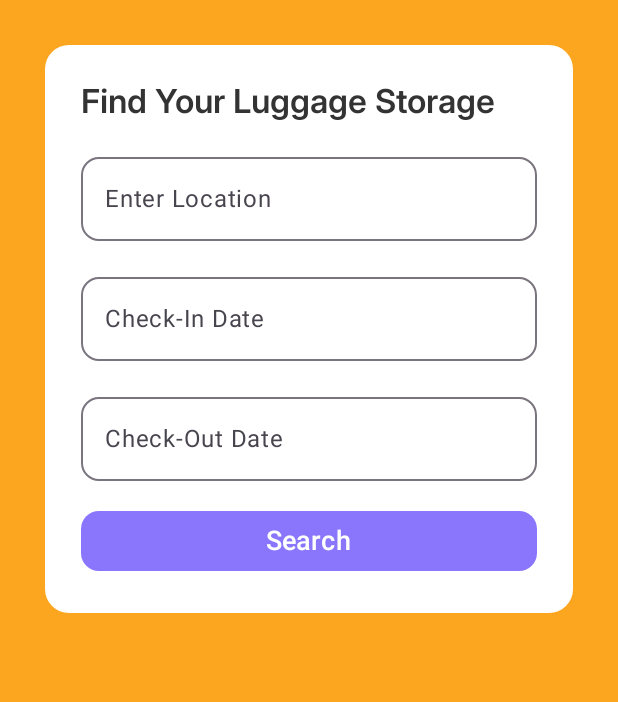
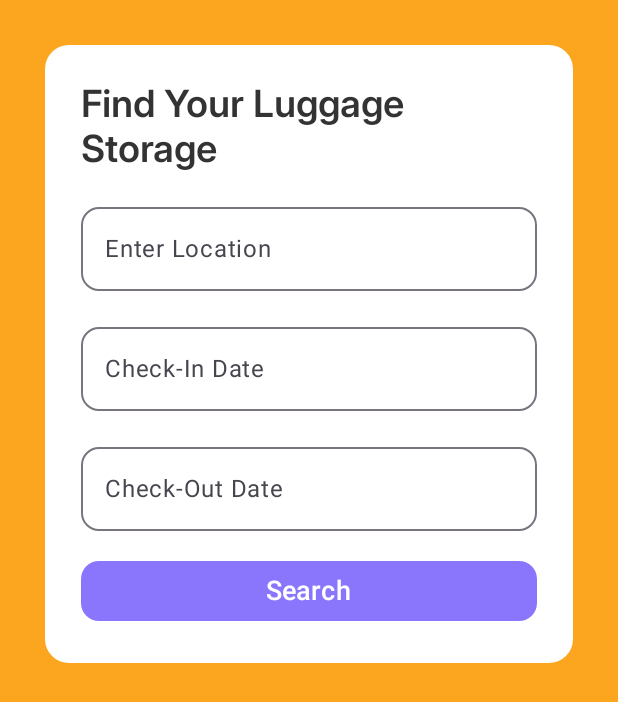
Before and after one commit to ayus-aryal/Join-The-Cause, an Android app built with Jetpack Compose: the @Preview function SearchScreenn, on a phone screen of 412 x 824 dp. Shown: the top 702 px of the screen. Run offline under Robolectric (Android 15) with nearby library versions, the phone set to English and light mode, and no system bars.

Commit message:
First Commit--After first two screens.

```diff
--- a/app/src/main/java/com/example/jointhecause/screens/SearchScreen.kt
+++ b/app/src/main/java/com/example/jointhecause/screens/SearchScreen.kt
@@ -58,7 +58,7 @@ fun SearchScreen() {
                 modifier = Modifier.padding(24.dp),
                 verticalArrangement = Arrangement.spacedBy(16.dp)
             ) {
-                Text("Find Your Luggage Storage ", fontSize = 22.sp, fontWeight = FontWeight.Bold, color = Color(0xFF333333), fontFamily = customFontFamily)
+                Text("Find Your Luggage Storage ", fontSize = 25.sp, fontWeight = FontWeight.Bold, color = Color(0xFF333333), fontFamily = customFontFamily)
 
                 CustomTextField(value = location, onValueChange = { location = it }, label = "Enter Location")
                 CustomTextField(value = checkInDate, onValueChange = { checkInDate = it }, label = "Check-In Date")
```
